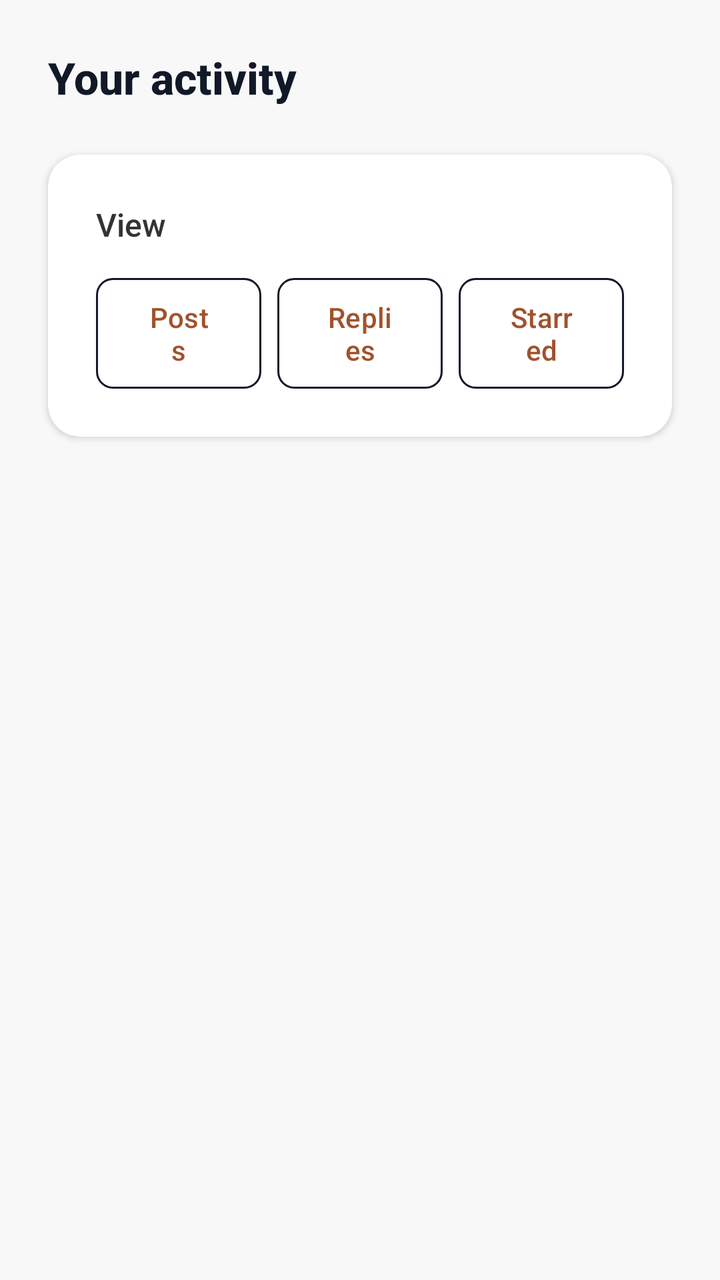
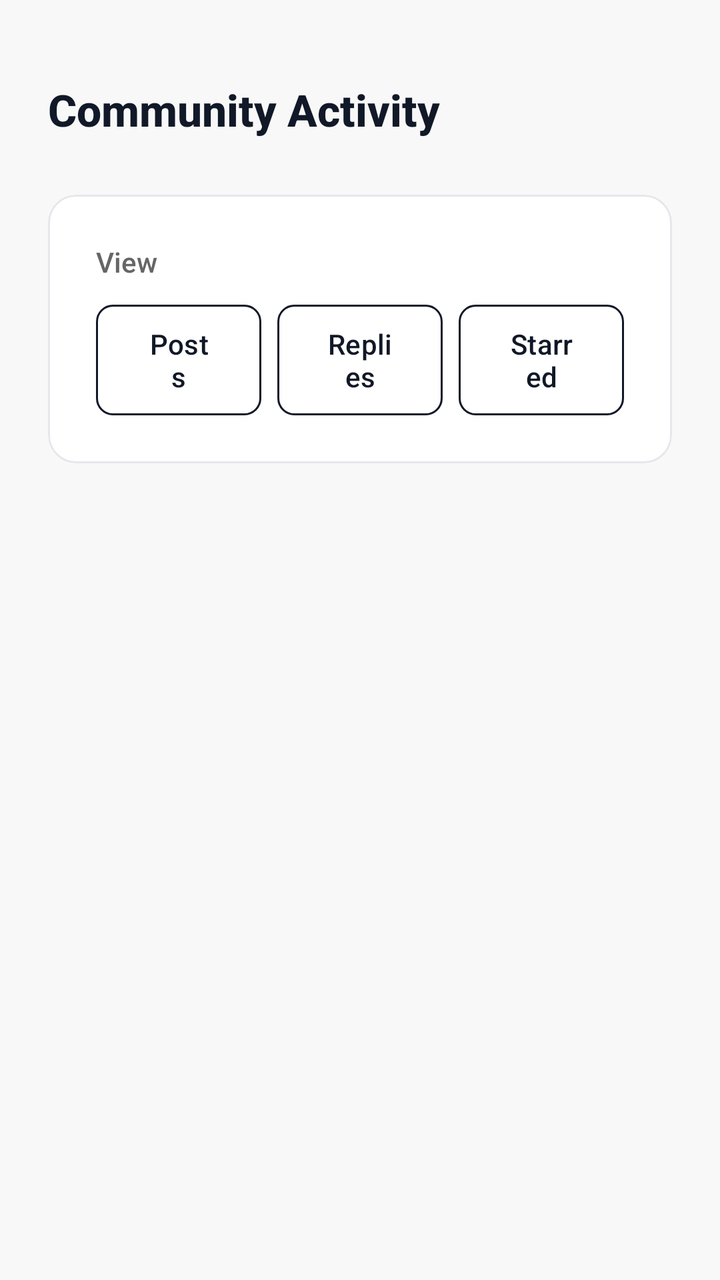

The first picture is an Android layout as it rendered before a commit; the second is the same layout after the commit. The layout source and the unified diff follow.
<!-- AndroidManifest.xml: application theme Theme.Csci3130Group1 -->
<!-- res/layout/activity_community_activity.xml -->
<?xml version="1.0" encoding="utf-8"?>
<LinearLayout xmlns:android="http://schemas.android.com/apk/res/android"
    xmlns:app="http://schemas.android.com/apk/res-auto"
    android:layout_width="match_parent"
    android:layout_height="match_parent"
    android:orientation="vertical"
    android:background="#F8F8F8">

    
    <LinearLayout
        android:layout_width="match_parent"
        android:layout_height="wrap_content"
        android:orientation="horizontal"
        android:paddingHorizontal="24dp"
        android:paddingTop="24dp"
        android:paddingBottom="16dp"
        android:gravity="center_vertical">

        <TextView
            android:layout_width="wrap_content"
            android:layout_height="wrap_content"
            android:text="Your activity"
            android:textSize="22sp"
            android:fontFamily="sans-serif-medium"
            android:textStyle="bold"
            android:textColor="#111827"/>
    </LinearLayout>

    
    <androidx.cardview.widget.CardView
        android:layout_width="match_parent"
        android:layout_height="wrap_content"
        android:layout_marginHorizontal="24dp"
        android:layout_marginTop="8dp"
        android:layout_marginBottom="16dp"
        app:cardCornerRadius="16dp"
        app:cardElevation="2dp"
        app:cardBackgroundColor="#FFFFFF">

        <LinearLayout
            android:layout_width="match_parent"
            android:layout_height="wrap_content"
            android:orientation="vertical"
            android:padding="24dp">

            <TextView
                android:layout_width="wrap_content"
                android:layout_height="wrap_content"
                android:text="View"
                android:textSize="16sp"
                android:fontFamily="sans-serif-medium"
                android:textColor="#333333"
                android:layout_marginBottom="16dp"/>

            <LinearLayout
                android:layout_width="match_parent"
                android:layout_height="wrap_content"
                android:orientation="horizontal">

                <Button
                    android:id="@+id/btnPosts"
                    android:layout_width="0dp"
                    android:layout_height="wrap_content"
                    android:layout_weight="1"
                    android:text="Posts"
                    android:textAllCaps="false"
                    android:background="@drawable/button_selector_primary"
                    android:textColor="@color/button_text_selector"
                    android:layout_marginEnd="8dp"/>

                <Button
                    android:id="@+id/btnReplies"
                    android:layout_width="0dp"
                    android:layout_height="wrap_content"
                    android:layout_weight="1"
                    android:text="Replies"
                    android:textAllCaps="false"
                    android:background="@drawable/button_selector_primary"
                    android:textColor="@color/button_text_selector"
                    android:layout_marginEnd="8dp"/>

                <Button
                    android:id="@+id/btnStarred"
                    android:layout_width="0dp"
                    android:layout_height="wrap_content"
                    android:layout_weight="1"
                    android:text="Starred"
                    android:textAllCaps="false"
                    android:background="@drawable/button_selector_primary"
                    android:textColor="@color/button_text_selector"/>
            </LinearLayout>
        </LinearLayout>
    </androidx.cardview.widget.CardView>

    <FrameLayout
        android:layout_width="match_parent"
        android:layout_height="0dp"
        android:layout_weight="1"
        android:paddingHorizontal="24dp">

        <androidx.recyclerview.widget.RecyclerView
            android:id="@+id/recycler"
            android:layout_width="match_parent"
            android:layout_height="match_parent"
            android:clipToPadding="false"/>

        <LinearLayout
            android:id="@+id/emptyState"
            android:layout_width="match_parent"
            android:layout_height="match_parent"
            android:orientation="vertical"
            android:gravity="center"
            android:padding="24dp"
            android:visibility="gone">

            <ImageView
                android:id="@+id/emptyIcon"
                android:layout_width="64dp"
                android:layout_height="64dp"
                android:src="@android:drawable/ic_dialog_info"
                android:layout_marginBottom="12dp"/>

            <TextView
                android:layout_width="wrap_content"
                android:layout_height="wrap_content"
                android:text="Nothing here yet"
                android:textSize="16sp"
                android:textColor="#666666"/>
        </LinearLayout>
    </FrameLayout>

</LinearLayout>
<!-- resources referenced by this layout -->
<resources>
  <!-- drawable button_selector_primary (drawable) -->
  <?xml version="1.0" encoding="utf-8"?>
  <selector xmlns:android="http://schemas.android.com/apk/res/android">
      
      <item android:state_selected="true">
          <shape android:shape="rectangle">
              <solid android:color="#A0522D"/>
              <corners android:radius="8dp"/>
          </shape>
      </item>
      
      
      <item>
          <shape android:shape="rectangle">
              <solid android:color="@android:color/transparent"/>
              <stroke android:width="1dp" android:color="#A0522D"/>
              <corners android:radius="8dp"/>
          </shape>
      </item>
  </selector>
  <style name="Theme.Csci3130Group1" parent="Base.Theme.Csci3130Group1" />
  <style name="Base.Theme.Csci3130Group1" parent="Theme.Material3.DayNight.NoActionBar">
          
          <item name="colorPrimary">#111827</item>
          <item name="colorOnPrimary">#FFFFFF</item>
          <item name="colorSecondary">#6B7280</item>
          <item name="colorOnSecondary">#FFFFFF</item>
          
          <item name="colorPrimaryContainer">#F3F4F6</item>
          <item name="colorOnPrimaryContainer">#111827</item>
          <item name="colorSecondaryContainer">#F3F4F6</item>
          <item name="colorOnSecondaryContainer">#111827</item>
          <item name="colorTertiary">#9CA3AF</item>
          <item name="colorSurface">#FFFFFF</item>
          <item name="colorOnSurface">#111827</item>
          <item name="colorOutline">#E5E7EB</item>
          <item name="android:navigationBarColor">#FFFFFF</item>
          <item name="android:statusBarColor">#FFFFFF</item>
      </style>
</resources>

<!-- the commit's change to res/layout/activity_community_activity.xml (unified diff, before → after) -->
@@ -12,14 +12,14 @@
         android:layout_height="wrap_content"
         android:orientation="horizontal"
         android:paddingHorizontal="24dp"
-        android:paddingTop="24dp"
-        android:paddingBottom="16dp"
+        android:paddingTop="40dp"
+        android:paddingBottom="20dp"
         android:gravity="center_vertical">
 
         <TextView
             android:layout_width="wrap_content"
             android:layout_height="wrap_content"
-            android:text="Your activity"
+            android:text="Community Activity"
             android:textSize="22sp"
             android:fontFamily="sans-serif-medium"
             android:textStyle="bold"
@@ -27,15 +27,17 @@
     </LinearLayout>
 
     
-    <androidx.cardview.widget.CardView
+    <com.google.android.material.card.MaterialCardView
         android:layout_width="match_parent"
         android:layout_height="wrap_content"
         android:layout_marginHorizontal="24dp"
         android:layout_marginTop="8dp"
         android:layout_marginBottom="16dp"
-        app:cardCornerRadius="16dp"
-        app:cardElevation="2dp"
-        app:cardBackgroundColor="#FFFFFF">
+        app:cardCornerRadius="14dp"
+        app:cardElevation="0dp"
+        app:cardBackgroundColor="#FFFFFF"
+        app:strokeColor="#E5E7EB"
+        app:strokeWidth="1dp">
 
         <LinearLayout
             android:layout_width="match_parent"
@@ -47,10 +49,10 @@
                 android:layout_width="wrap_content"
                 android:layout_height="wrap_content"
                 android:text="View"
-                android:textSize="16sp"
+                android:textSize="14sp"
                 android:fontFamily="sans-serif-medium"
-                android:textColor="#333333"
-                android:layout_marginBottom="16dp"/>
+                android:textColor="#666666"
+                android:layout_marginBottom="12dp"/>
 
             <LinearLayout
                 android:layout_width="match_parent"
@@ -64,8 +66,8 @@
                     android:layout_weight="1"
                     android:text="Posts"
                     android:textAllCaps="false"
-                    android:background="@drawable/button_selector_primary"
-                    android:textColor="@color/button_text_selector"
+                    android:background="@drawable/segmented_button_neutral"
+                    android:textColor="@color/segmented_text_neutral"
                     android:layout_marginEnd="8dp"/>
 
                 <Button
@@ -75,8 +77,8 @@
                     android:layout_weight="1"
                     android:text="Replies"
                     android:textAllCaps="false"
-                    android:background="@drawable/button_selector_primary"
-                    android:textColor="@color/button_text_selector"
+                    android:background="@drawable/segmented_button_neutral"
+                    android:textColor="@color/segmented_text_neutral"
                     android:layout_marginEnd="8dp"/>
 
                 <Button
@@ -86,11 +88,11 @@
                     android:layout_weight="1"
                     android:text="Starred"
                     android:textAllCaps="false"
-                    android:background="@drawable/button_selector_primary"
-                    android:textColor="@color/button_text_selector"/>
+                    android:background="@drawable/segmented_button_neutral"
+                    android:textColor="@color/segmented_text_neutral"/>
             </LinearLayout>
         </LinearLayout>
-    </androidx.cardview.widget.CardView>
+    </com.google.android.material.card.MaterialCardView>
 
     <FrameLayout
         android:layout_width="match_parent"
<!-- resource entries referenced after the edit -->
@@ -1,24 +1,22 @@
 <!-- resources referenced by this layout -->
 <resources>
-  <!-- drawable button_selector_primary (drawable) -->
+  <!-- drawable segmented_button_neutral (drawable) -->
   <?xml version="1.0" encoding="utf-8"?>
   <selector xmlns:android="http://schemas.android.com/apk/res/android">
-      
       <item android:state_selected="true">
           <shape android:shape="rectangle">
-              <solid android:color="#A0522D"/>
+              <solid android:color="#111827"/>
+              <corners android:radius="8dp"/>
+          </shape>
+      </item>
+      <item>
+          <shape android:shape="rectangle">
+              <solid android:color="@android:color/transparent"/>
+              <stroke android:width="1dp" android:color="#E5E7EB"/>
               <corners android:radius="8dp"/>
           </shape>
       </item>
       
-      
-      <item>
-          <shape android:shape="rectangle">
-              <solid android:color="@android:color/transparent"/>
-              <stroke android:width="1dp" android:color="#A0522D"/>
-              <corners android:radius="8dp"/>
-          </shape>
-      </item>
   </selector>
   <style name="Theme.Csci3130Group1" parent="Base.Theme.Csci3130Group1" />
   <style name="Base.Theme.Csci3130Group1" parent="Theme.Material3.DayNight.NoActionBar">
